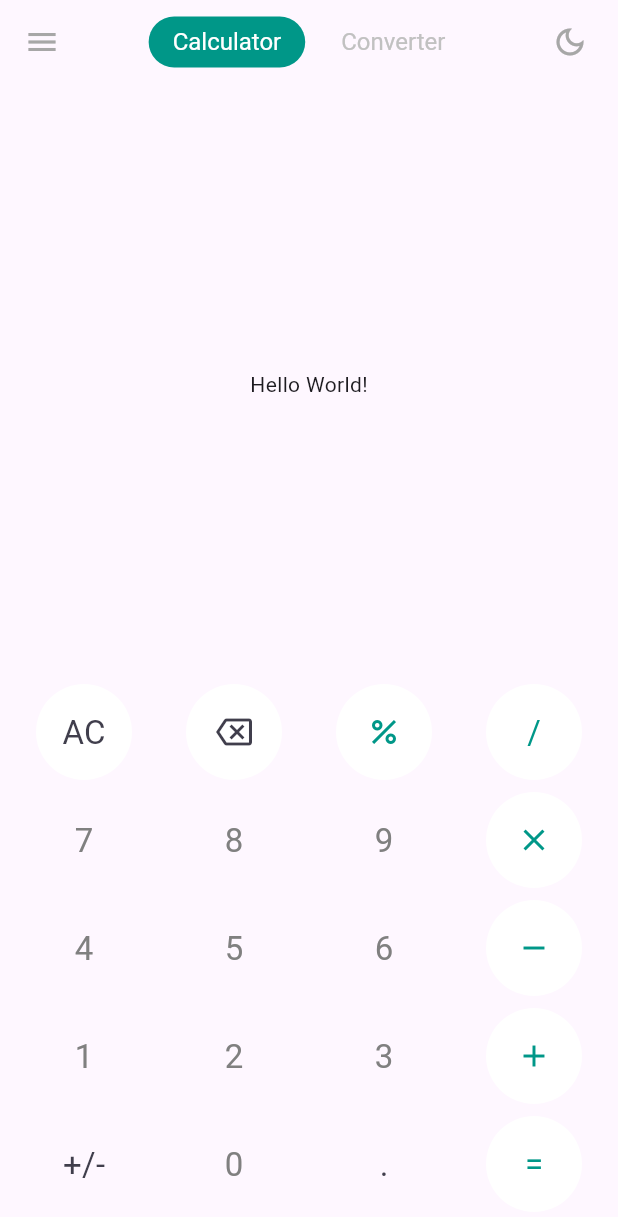
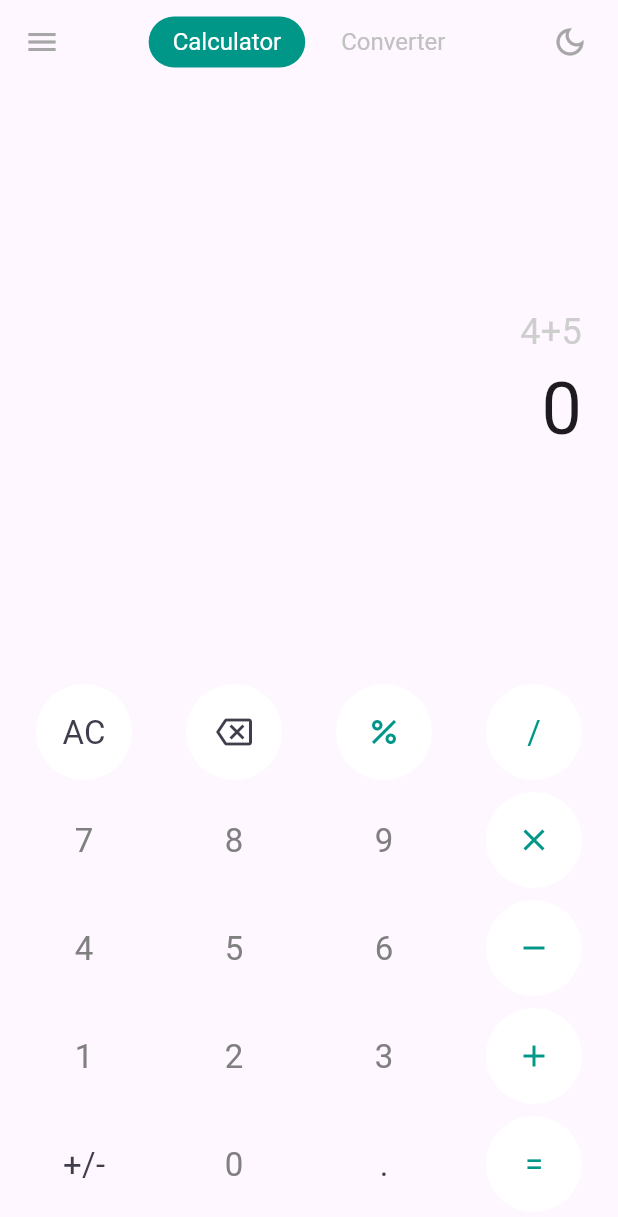
Before and after one commit to brighta19/calq_app, a Flutter app: the screen it shows after launch, on a phone screen of 412 x 824 dp. Shown: the top 1217 px of the screen. Run offline on Flutter 3.47's test engine with Material 3 defaults, Android fonts, the phone set to English and light mode, and no system bars.

Commit message:
add: calculation frame

```diff
--- a/lib/main.dart
+++ b/lib/main.dart
@@ -1,5 +1,6 @@
 import 'package:flutter/material.dart';
 import 'widgets/button_pad.dart';
+import 'widgets/calculation_frame.dart';
 
 void main() {
   runApp(const MainApp());
@@ -18,11 +19,7 @@ class MainApp extends StatelessWidget {
           padding: EdgeInsets.symmetric(horizontal: 24),
           child: Column(
             children: [
-              Expanded(
-                child: Center(
-                  child: Text('Hello World!'),
-                ),
-              ),
+              Expanded(child: CalculationFrame()),
               ButtonPad(),
               SizedBox(height: 16),
             ],
--- /dev/null
+++ b/lib/widgets/calculation_frame.dart
@@ -0,0 +1,37 @@
+import 'package:flutter/material.dart';
+
+class CalculationFrame extends StatelessWidget {
+  const CalculationFrame({super.key});
+
+  @override
+  Widget build(BuildContext context) {
+    return const SizedBox(
+      width: double.infinity,
+      child: Column(
+        mainAxisAlignment: MainAxisAlignment.center,
+        crossAxisAlignment: CrossAxisAlignment.end,
+        children: [
+          SingleChildScrollView(
+            scrollDirection: Axis.horizontal,
+            child: Text(
+              style: TextStyle(
+                color: Color(0xffcecece),
+                fontSize: 24,
+              ),
+              "4+5",
+            ),
+          ),
+          SingleChildScrollView(
+            scrollDirection: Axis.horizontal,
+            child: Text(
+              style: TextStyle(
+                fontSize: 48,
+              ),
+              "0",
+            ),
+          ),
+        ],
+      ),
+    );
+  }
+}
```
